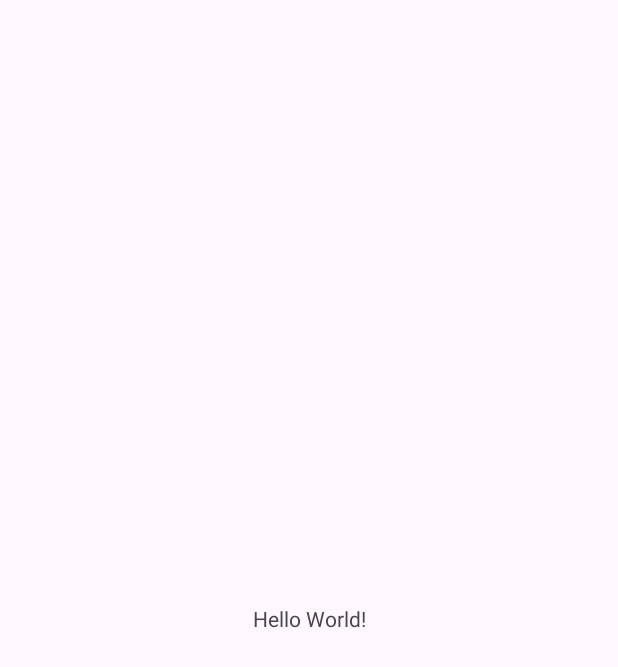
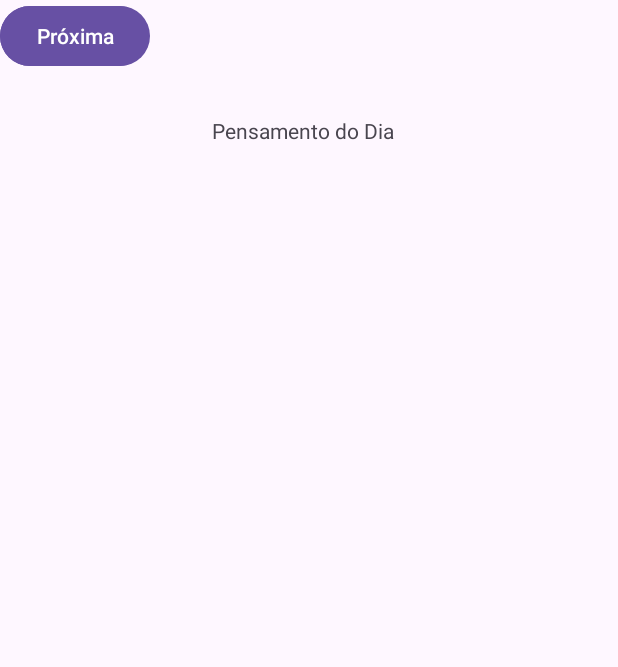
Before and after one commit to Gabriel-Matheus/appmobile, an Android app: the screen it shows after launch (MainActivity), on a phone screen of 412 x 824 dp. Before the commit the part shown is almost empty. Shown: the top 667 px of the screen. Run offline under Robolectric (Android 15) with nearby library versions, the phone set to English and light mode, and no system bars.

Commit message:
visual do app

```diff
--- a/app/src/main/res/layout/activity_main.xml
+++ b/app/src/main/res/layout/activity_main.xml
@@ -10,10 +10,28 @@
     <TextView
         android:layout_width="wrap_content"
         android:layout_height="wrap_content"
-        android:text="Hello World!"
+        android:text="Pensamento do Dia"
         app:layout_constraintBottom_toBottomOf="parent"
         app:layout_constraintEnd_toEndOf="parent"
+        app:layout_constraintHorizontal_bias="0.487"
         app:layout_constraintStart_toStartOf="parent"
-        app:layout_constraintTop_toTopOf="parent" />
+        app:layout_constraintTop_toTopOf="parent"
+        app:layout_constraintVertical_bias="0.096" />
+
+    <Button
+        android:id="@+id/button"
+        android:layout_width="wrap_content"
+        android:layout_height="wrap_content"
+        android:text="Anterior"
+        tools:layout_editor_absoluteX="16dp"
+        tools:layout_editor_absoluteY="445dp" />
+
+    <Button
+        android:id="@+id/button2"
+        android:layout_width="wrap_content"
+        android:layout_height="wrap_content"
+        android:text="Próxima"
+        tools:layout_editor_absoluteX="241dp"
+        tools:layout_editor_absoluteY="445dp" />
 
 </androidx.constraintlayout.widget.ConstraintLayout>
```
